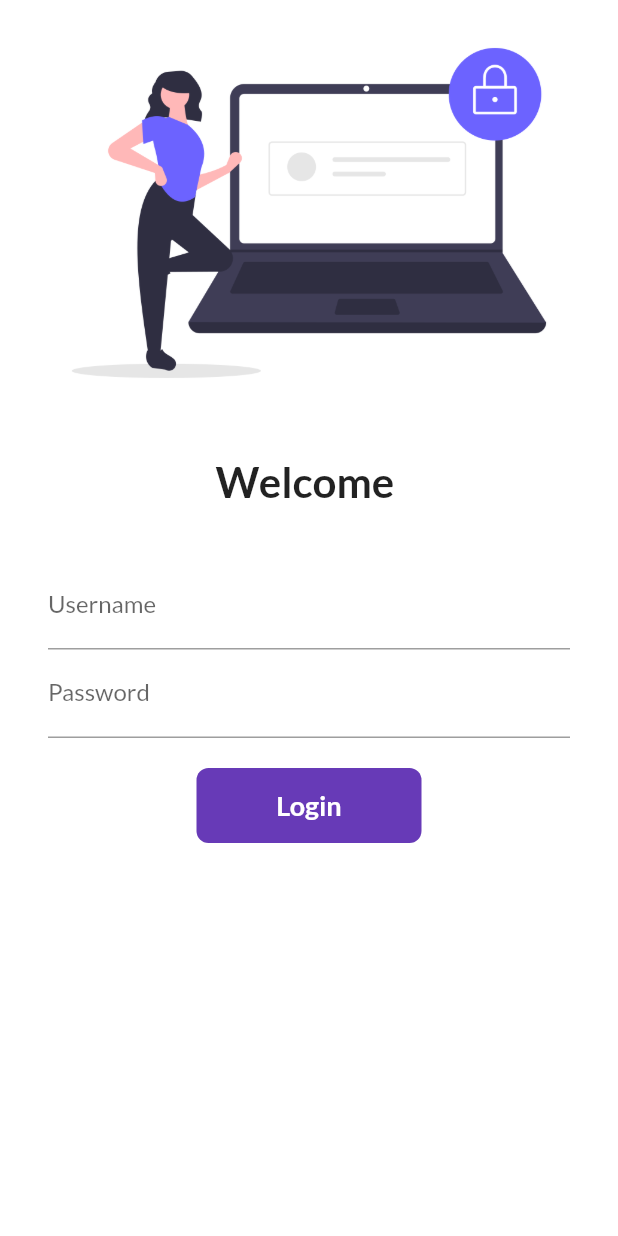
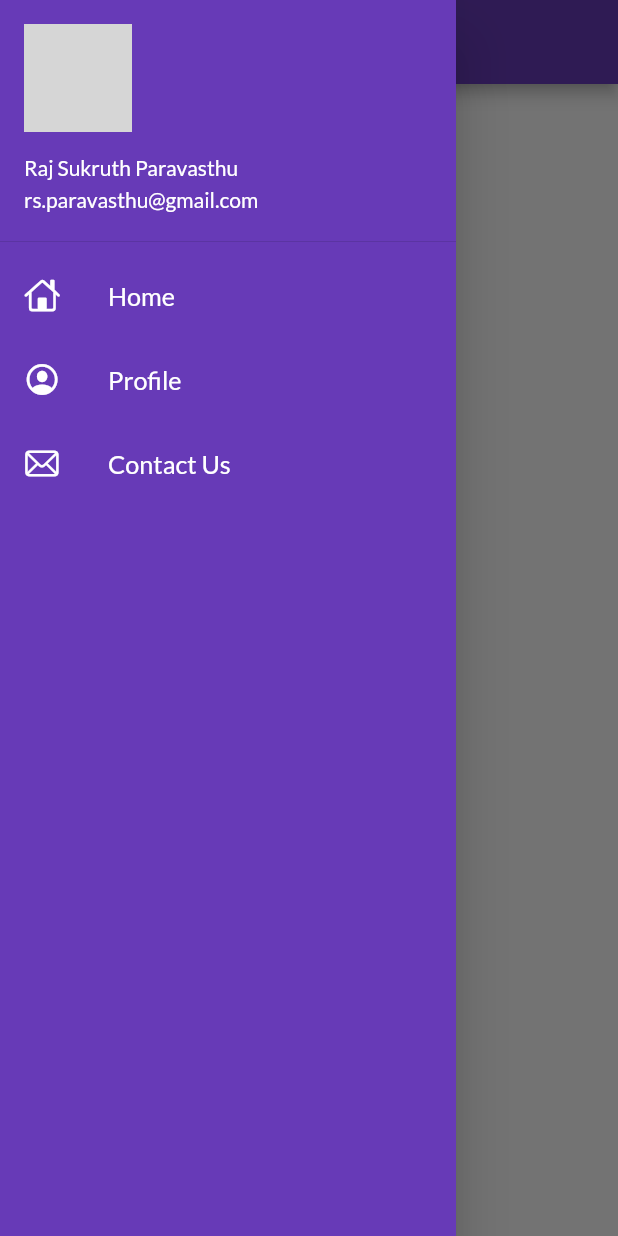
Before and after one commit to RajSukruthParavasthu/Flutter-App, a Flutter app: the screen it shows after launch, with the side drawer open (before the commit the screen has no drawer), on a phone screen of 412 x 824 dp. Run offline on Flutter 3.47's test engine with Material 2 defaults, Android fonts, the phone set to English and light mode, and no system bars; our stand-ins replace google_fonts; network calls fail; grey boxes are pictures that could not be loaded.

Commit message:
day 9 completed

```diff
--- a/lib/main.dart
+++ b/lib/main.dart
@@ -20,7 +20,8 @@ class MyApp extends StatelessWidget {
         fontFamily: GoogleFonts.lato().fontFamily,
       ),
       darkTheme: ThemeData(brightness: Brightness.dark),
-      initialRoute: "/",
+      debugShowCheckedModeBanner: false,
+      initialRoute: MyRoutes.homeRoute,
       routes: {
         "/": (context) => LoginPage(),
         MyRoutes.homeRoute: (context) => HomePage(),
--- a/lib/pages/home_page.dart
+++ b/lib/pages/home_page.dart
@@ -1,4 +1,7 @@
+// ignore_for_file: prefer_const_constructors, avoid_unnecessary_containers
+
 import 'package:flutter/material.dart';
+import 'package:learningdart/widgets/drawer.dart';
 
 class HomePage extends StatelessWidget {
   @override
@@ -13,7 +16,7 @@ class HomePage extends StatelessWidget {
           child: Text("Welcome to my $days st Flutter App"),
         ),
       ),
-      drawer: Drawer(),
+      drawer: MyDrawer(),
     );
   }
 }
--- /dev/null
+++ b/lib/widgets/drawer.dart
@@ -0,0 +1,65 @@
+// ignore_for_file: prefer_const_literals_to_create_immutables, prefer_const_constructors
+
+import 'package:flutter/cupertino.dart';
+import 'package:flutter/material.dart';
+
+class MyDrawer extends StatelessWidget {
+  const MyDrawer({super.key});
+  final imageURL =
+      "https://media.licdn.com/dms/image/C5603AQHDced-3URPOg/profile-displayphoto-shrink_800_800/0/1639560209343?e=2147483647&v=beta&t=hrD9FeehnXtn2moJqSBIrvyrHtLWW9tQ3ntSMnRm5O0";
+  @override
+  Widget build(BuildContext context) {
+    return Drawer(
+      child: Container(
+        color: Colors.deepPurple,
+        child: ListView(
+          children: [
+            DrawerHeader(
+                padding: EdgeInsets.zero,
+                child: UserAccountsDrawerHeader(
+                  margin: EdgeInsets.zero,
+                  accountName: Text("Raj Sukruth Paravasthu"),
+                  accountEmail: Text("rs.paravasthu@gmail.com"),
+                  currentAccountPicture: CircleAvatar(
+                    backgroundImage: NetworkImage(imageURL),
+                  ),
+                )),
+            ListTile(
+              leading: Icon(
+                CupertinoIcons.home,
+                color: Colors.white,
+              ),
+              title: Text(
+                "Home",
+                textScaleFactor: 1.2,
+                style: TextStyle(color: Colors.white),
+              ),
+            ),
+            ListTile(
+              leading: Icon(
+                CupertinoIcons.profile_circled,
+                color: Colors.white,
+              ),
+              title: Text(
+                "Profile",
+                textScaleFactor: 1.2,
+                style: TextStyle(color: Colors.white),
+              ),
+            ),
+            ListTile(
+              leading: Icon(
+                CupertinoIcons.mail,
+                color: Colors.white,
+              ),
+              title: Text(
+                "Contact Us",
+                textScaleFactor: 1.2,
+                style: TextStyle(color: Colors.white),
+              ),
+            ),
+          ],
+        ),
+      ),
+    );
+  }
+}
```
